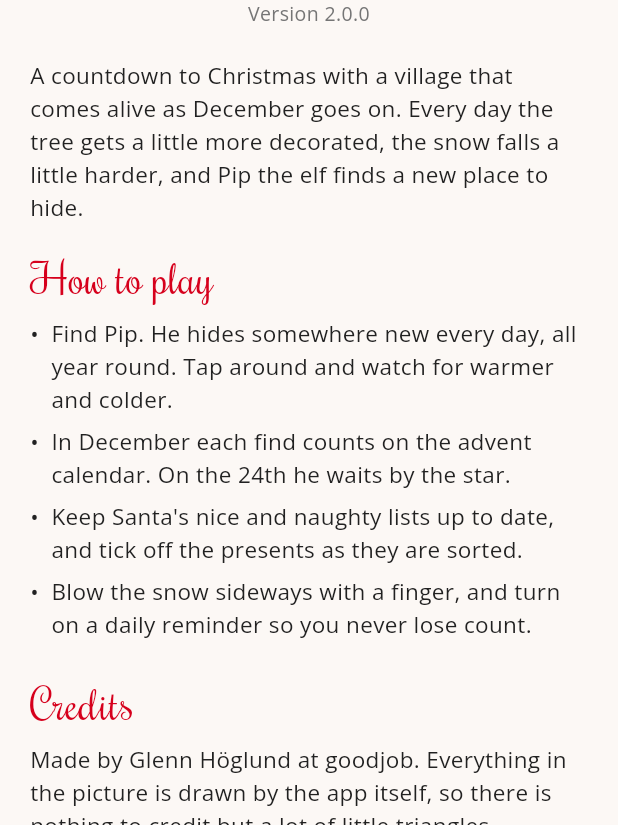
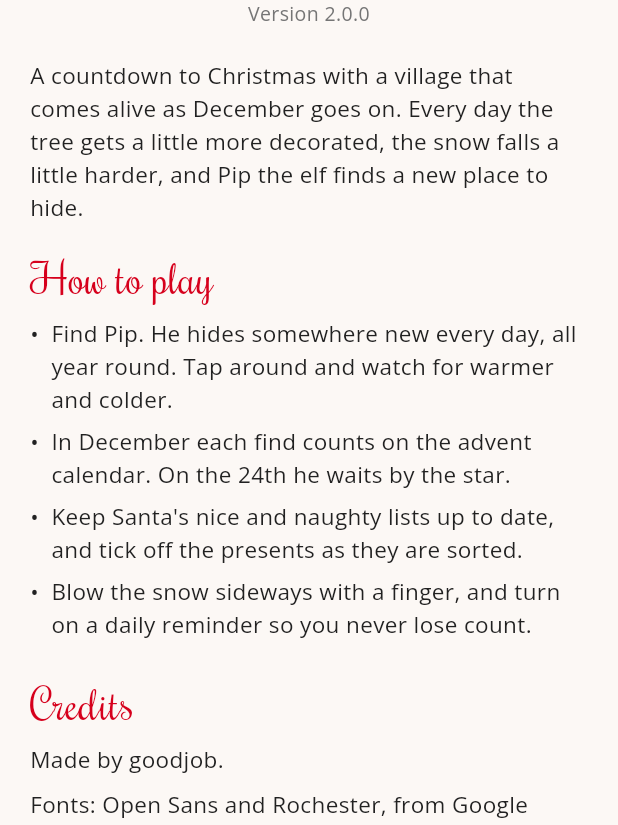
Before and after one commit to goodjobswe/christmas-buddy, a Flutter app: the AboutScreen screen opened by its route, on a phone screen of 412 x 824 dp, the part 411-1236 px from its top. Run offline on Flutter 3.47's test engine with Material 3 defaults, Android fonts, the phone set to English and light mode, and no system bars; our stand-ins replace audioplayers, flutter_local_notifications, flutter_timezone, package_info_plus, share_plus, shared_preferences and 1 more; accounts and stored records are empty.

Commit message:
Credit goodjob, and only what needs crediting

```diff
--- a/lib/src/screens/about_screen.dart
+++ b/lib/src/screens/about_screen.dart
@@ -55,16 +55,11 @@ class AboutScreen extends StatelessWidget {
           _Bullet('Blow the snow sideways with a finger, and turn on a daily reminder so you never lose count.', body),
           const SizedBox(height: 16),
           const _Heading('Credits'),
-          Text(
-            'Made by Glenn Höglund at goodjob. Everything in the picture is drawn by '
-            'the app itself, so there is nothing to credit but a lot of little triangles.',
-            style: body,
-          ),
+          Text('Made by goodjob.', style: body),
           const SizedBox(height: 8),
           Text(
-            'Music: music box arrangements of traditional carols, all in the public '
-            'domain, synthesised for this app. Fonts: Open Sans and Rochester from '
-            'Google Fonts, both under open licences.',
+            'Fonts: Open Sans and Rochester, from Google Fonts under their open '
+            'licences. The carols are traditional melodies in the public domain.',
             style: body,
           ),
           const SizedBox(height: 8),
```
